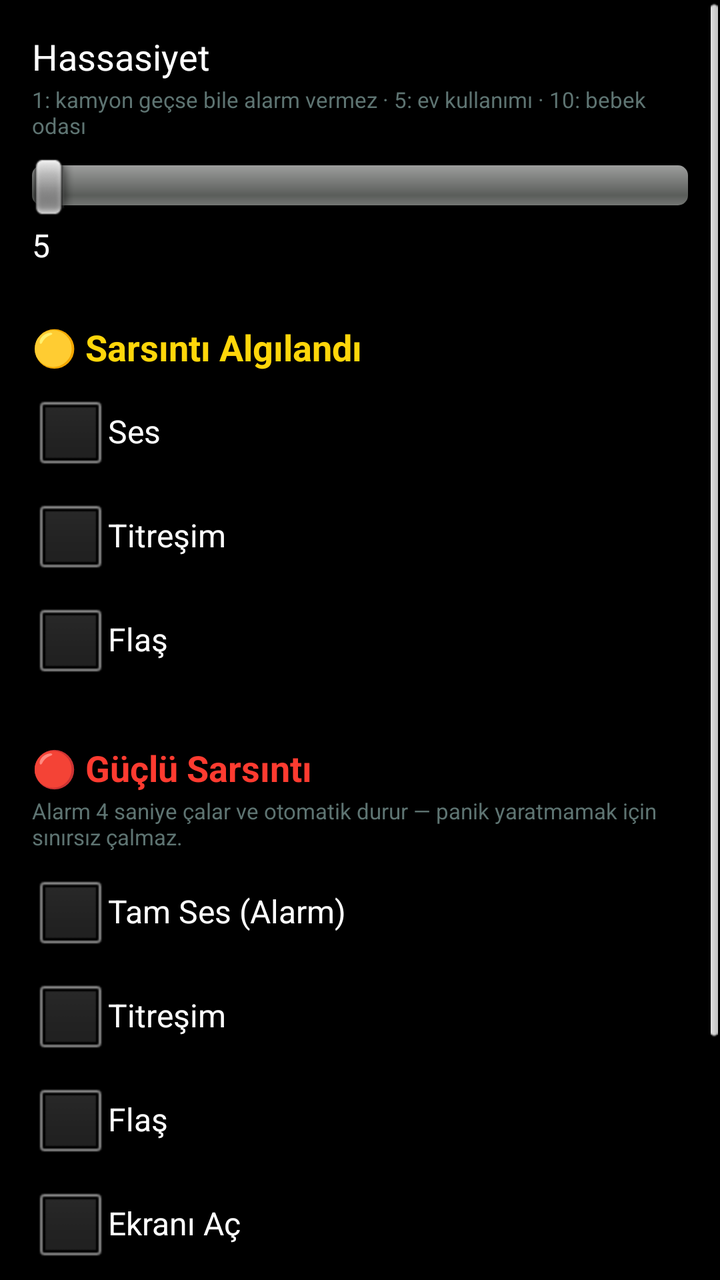
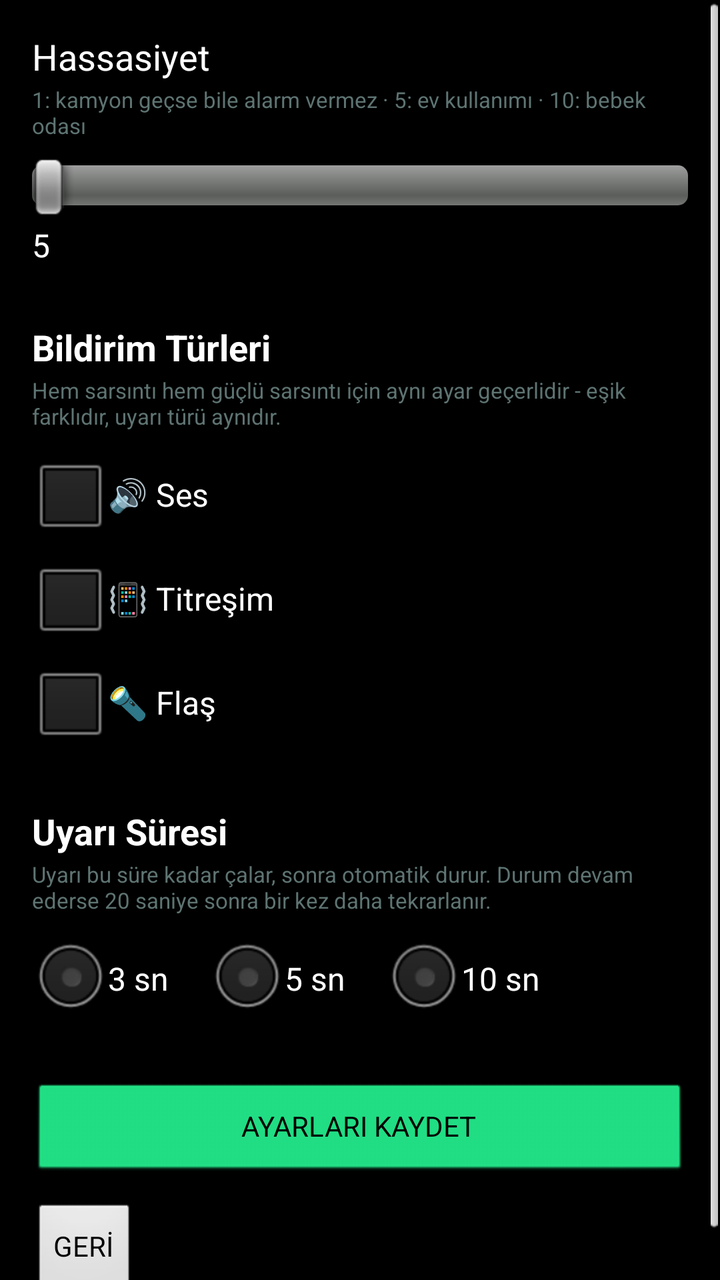

Screens rendered from an Android XML layout before and after an edit, with the pre-edit source and the edit as a unified diff.
<!-- AndroidManifest.xml: application theme android:Theme.Black.NoTitleBar -->
<!-- res/layout/activity_settings.xml -->
<?xml version="1.0" encoding="utf-8"?>
<ScrollView xmlns:android="http://schemas.android.com/apk/res/android"
    android:layout_width="match_parent"
    android:layout_height="match_parent"
    android:background="#05070707">

    <LinearLayout
        android:layout_width="match_parent"
        android:layout_height="wrap_content"
        android:orientation="vertical"
        android:padding="16dp">

        <TextView
            android:layout_width="wrap_content"
            android:layout_height="wrap_content"
            android:text="Hassasiyet"
            android:textColor="#FFFFFF"
            android:textSize="18sp"/>

        <TextView
            android:layout_width="wrap_content"
            android:layout_height="wrap_content"
            android:text="1: kamyon geçse bile alarm vermez · 5: ev kullanımı · 10: bebek odası"
            android:textColor="#5E7472"
            android:textSize="11sp"
            android:layout_marginTop="2dp"/>

        <SeekBar
            android:id="@+id/seekSensitivity"
            android:layout_width="match_parent"
            android:layout_height="wrap_content"
            android:layout_marginTop="8dp"/>

        <TextView
            android:id="@+id/tvSensitivityValue"
            android:layout_width="wrap_content"
            android:layout_height="wrap_content"
            android:text="5"
            android:textColor="#FFFFFF"
            android:textSize="16sp"
            android:layout_marginTop="4dp"/>

        <TextView
            android:layout_width="wrap_content"
            android:layout_height="wrap_content"
            android:text="🟡 Sarsıntı Algılandı"
            android:textColor="#FFD60A"
            android:textSize="18sp"
            android:textStyle="bold"
            android:layout_marginTop="28dp"/>

        <CheckBox
            android:id="@+id/cbYellowSound"
            android:layout_width="wrap_content"
            android:layout_height="wrap_content"
            android:text="Ses"
            android:textColor="#FFFFFF"
            android:layout_marginTop="6dp"/>

        <CheckBox
            android:id="@+id/cbYellowVib"
            android:layout_width="wrap_content"
            android:layout_height="wrap_content"
            android:text="Titreşim"
            android:textColor="#FFFFFF"
            android:layout_marginTop="4dp"/>

        <CheckBox
            android:id="@+id/cbYellowFlash"
            android:layout_width="wrap_content"
            android:layout_height="wrap_content"
            android:text="Flaş"
            android:textColor="#FFFFFF"
            android:layout_marginTop="4dp"/>

        <TextView
            android:layout_width="wrap_content"
            android:layout_height="wrap_content"
            android:text="🔴 Güçlü Sarsıntı"
            android:textColor="#FF3B30"
            android:textSize="18sp"
            android:textStyle="bold"
            android:layout_marginTop="28dp"/>

        <TextView
            android:layout_width="wrap_content"
            android:layout_height="wrap_content"
            android:text="Alarm 4 saniye çalar ve otomatik durur — panik yaratmamak için sınırsız çalmaz."
            android:textColor="#5E7472"
            android:textSize="11sp"
            android:layout_marginTop="2dp"/>

        <CheckBox
            android:id="@+id/cbRedSound"
            android:layout_width="wrap_content"
            android:layout_height="wrap_content"
            android:text="Tam Ses (Alarm)"
            android:textColor="#FFFFFF"
            android:layout_marginTop="6dp"/>

        <CheckBox
            android:id="@+id/cbRedVib"
            android:layout_width="wrap_content"
            android:layout_height="wrap_content"
            android:text="Titreşim"
            android:textColor="#FFFFFF"
            android:layout_marginTop="4dp"/>

        <CheckBox
            android:id="@+id/cbRedFlash"
            android:layout_width="wrap_content"
            android:layout_height="wrap_content"
            android:text="Flaş"
            android:textColor="#FFFFFF"
            android:layout_marginTop="4dp"/>

        <CheckBox
            android:id="@+id/cbRedWake"
            android:layout_width="wrap_content"
            android:layout_height="wrap_content"
            android:text="Ekranı Aç"
            android:textColor="#FFFFFF"
            android:layout_marginTop="4dp"/>

        <Button
            android:id="@+id/btnSave"
            android:layout_width="match_parent"
            android:layout_height="wrap_content"
            android:text="AYARLARI KAYDET"
            android:backgroundTint="#22E88A"
            android:textColor="#000000"
            android:layout_marginTop="28dp"/>

        <Button
            android:id="@+id/btnBack"
            android:layout_width="wrap_content"
            android:layout_height="wrap_content"
            android:text="GERİ"
            android:layout_marginTop="12dp"/>

    </LinearLayout>
</ScrollView>
<!-- resources referenced by this layout -->
<resources>

</resources>

<!-- the commit's change to res/layout/activity_settings.xml (unified diff, before → after) -->
@@ -43,41 +43,8 @@
         <TextView
             android:layout_width="wrap_content"
             android:layout_height="wrap_content"
-            android:text="🟡 Sarsıntı Algılandı"
-            android:textColor="#FFD60A"
-            android:textSize="18sp"
-            android:textStyle="bold"
-            android:layout_marginTop="28dp"/>
-
-        <CheckBox
-            android:id="@+id/cbYellowSound"
-            android:layout_width="wrap_content"
-            android:layout_height="wrap_content"
-            android:text="Ses"
+            android:text="Bildirim Türleri"
             android:textColor="#FFFFFF"
-            android:layout_marginTop="6dp"/>
-
-        <CheckBox
-            android:id="@+id/cbYellowVib"
-            android:layout_width="wrap_content"
-            android:layout_height="wrap_content"
-            android:text="Titreşim"
-            android:textColor="#FFFFFF"
-            android:layout_marginTop="4dp"/>
-
-        <CheckBox
-            android:id="@+id/cbYellowFlash"
-            android:layout_width="wrap_content"
-            android:layout_height="wrap_content"
-            android:text="Flaş"
-            android:textColor="#FFFFFF"
-            android:layout_marginTop="4dp"/>
-
-        <TextView
-            android:layout_width="wrap_content"
-            android:layout_height="wrap_content"
-            android:text="🔴 Güçlü Sarsıntı"
-            android:textColor="#FF3B30"
             android:textSize="18sp"
             android:textStyle="bold"
             android:layout_marginTop="28dp"/>
@@ -85,42 +52,83 @@
         <TextView
             android:layout_width="wrap_content"
             android:layout_height="wrap_content"
-            android:text="Alarm 4 saniye çalar ve otomatik durur — panik yaratmamak için sınırsız çalmaz."
+            android:text="Hem sarsıntı hem güçlü sarsıntı için aynı ayar geçerlidir - eşik farklıdır, uyarı türü aynıdır."
             android:textColor="#5E7472"
             android:textSize="11sp"
             android:layout_marginTop="2dp"/>
 
         <CheckBox
-            android:id="@+id/cbRedSound"
+            android:id="@+id/cbSound"
             android:layout_width="wrap_content"
             android:layout_height="wrap_content"
-            android:text="Tam Ses (Alarm)"
+            android:text="🔊 Ses"
             android:textColor="#FFFFFF"
-            android:layout_marginTop="6dp"/>
+            android:layout_marginTop="8dp"/>
 
         <CheckBox
-            android:id="@+id/cbRedVib"
+            android:id="@+id/cbVib"
             android:layout_width="wrap_content"
             android:layout_height="wrap_content"
-            android:text="Titreşim"
+            android:text="📳 Titreşim"
             android:textColor="#FFFFFF"
             android:layout_marginTop="4dp"/>
 
         <CheckBox
-            android:id="@+id/cbRedFlash"
+            android:id="@+id/cbFlash"
             android:layout_width="wrap_content"
             android:layout_height="wrap_content"
-            android:text="Flaş"
+            android:text="🔦 Flaş"
             android:textColor="#FFFFFF"
             android:layout_marginTop="4dp"/>
 
-        <CheckBox
-            android:id="@+id/cbRedWake"
+        <TextView
             android:layout_width="wrap_content"
             android:layout_height="wrap_content"
-            android:text="Ekranı Aç"
+            android:text="Uyarı Süresi"
             android:textColor="#FFFFFF"
-            android:layout_marginTop="4dp"/>
+            android:textSize="18sp"
+            android:textStyle="bold"
+            android:layout_marginTop="28dp"/>
+
+        <TextView
+            android:layout_width="wrap_content"
+            android:layout_height="wrap_content"
+            android:text="Uyarı bu süre kadar çalar, sonra otomatik durur. Durum devam ederse 20 saniye sonra bir kez daha tekrarlanır."
+            android:textColor="#5E7472"
+            android:textSize="11sp"
+            android:layout_marginTop="2dp"/>
+
+        <RadioGroup
+            android:id="@+id/durationGroup"
+            android:layout_width="wrap_content"
+            android:layout_height="wrap_content"
+            android:orientation="horizontal"
+            android:layout_marginTop="8dp">
+
+            <RadioButton
+                android:id="@+id/dur3"
+                android:layout_width="wrap_content"
+                android:layout_height="wrap_content"
+                android:text="3 sn"
+                android:textColor="#FFFFFF"
+                android:layout_marginEnd="20dp"/>
+
+            <RadioButton
+                android:id="@+id/dur5"
+                android:layout_width="wrap_content"
+                android:layout_height="wrap_content"
+                android:text="5 sn"
+                android:textColor="#FFFFFF"
+                android:layout_marginEnd="20dp"/>
+
+            <RadioButton
+                android:id="@+id/dur10"
+                android:layout_width="wrap_content"
+                android:layout_height="wrap_content"
+                android:text="10 sn"
+                android:textColor="#FFFFFF"/>
+
+        </RadioGroup>
 
         <Button
             android:id="@+id/btnSave"
